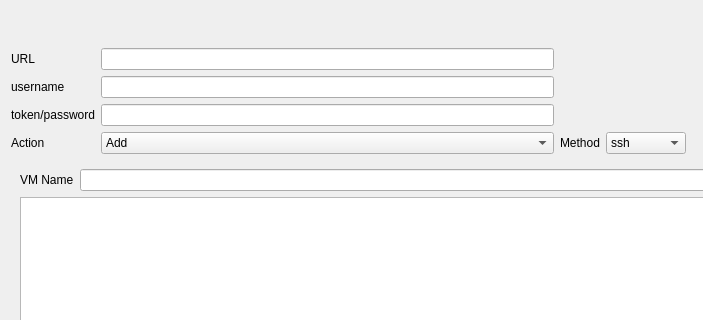
This is src/jenkinsTools/ux/nodesDialog.ui in clockworksspheres/jenkinsTools as Qt 5 draws it before an edit; both pictures show x 0 to 703 and y 0 to 320 of the 785 by 522 pixel window. The edited form follows.
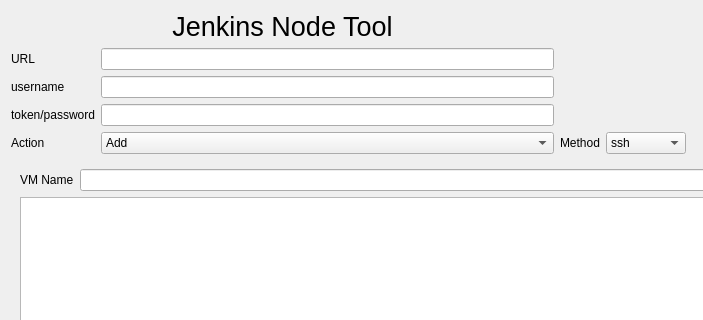
This is the edited form.

Commit message: gave titles to all of the dialogs.

```diff
--- a/src/jenkinsTools/ux/nodesDialog.ui
+++ b/src/jenkinsTools/ux/nodesDialog.ui
@@ -436,7 +436,7 @@
    <item row="2" column="1">
     <widget class="QLineEdit" name="UsernameLineEdit"/>
    </item>
-   <item row="0" column="1">
+   <item row="0" column="0" colspan="2">
     <widget class="QLabel" name="label">
      <property name="font">
       <font>
@@ -444,7 +444,10 @@
       </font>
      </property>
      <property name="text">
-      <string/>
+      <string>Jenkins Node Tool</string>
+     </property>
+     <property name="alignment">
+      <set>Qt::AlignmentFlag::AlignCenter</set>
      </property>
     </widget>
    </item>
```
The commit also changes 7 other files.
